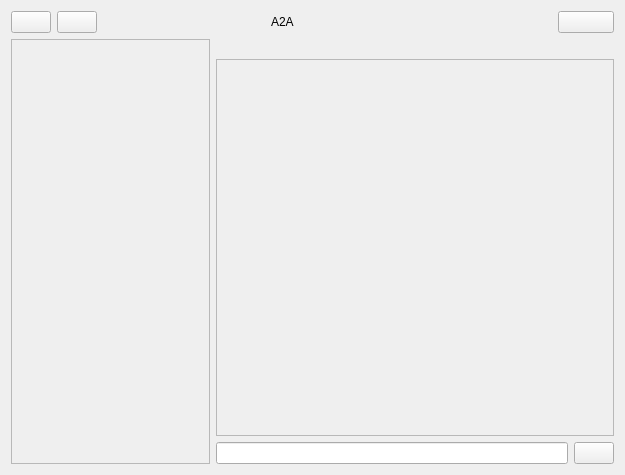
Above: client/users/ui_files/main.ui from KorvinThePoet/A2A before the change. Below: the same form after it.
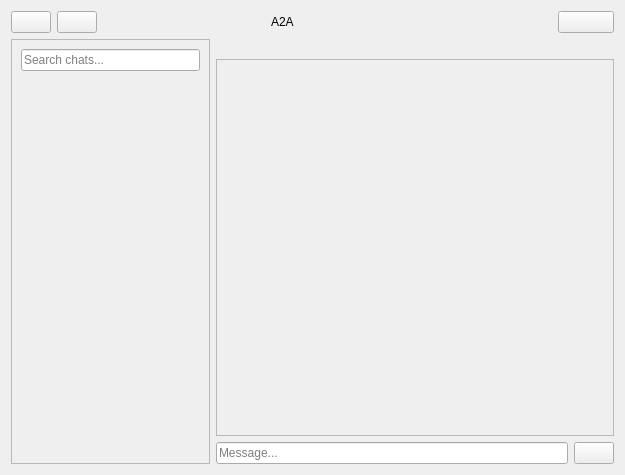
That is the form after the change. Icons and pictures are not drawn.

Commit message: добавил поиск

Diff of the .ui file:
```diff
--- a/client/users/ui_files/main.ui
+++ b/client/users/ui_files/main.ui
@@ -208,6 +208,19 @@
            </rect>
           </property>
           <layout class="QVBoxLayout" name="verticalLayout_4">
+           <item>
+            <widget class="QLineEdit" name="chat_search_input">
+             <property name="dragEnabled">
+              <bool>false</bool>
+             </property>
+             <property name="placeholderText">
+              <string>Search chats...</string>
+             </property>
+             <property name="clearButtonEnabled">
+              <bool>true</bool>
+             </property>
+            </widget>
+           </item>
            <item>
             <spacer name="verticalSpacer">
              <property name="orientation">
@@ -272,7 +285,17 @@
          <item>
           <layout class="QHBoxLayout" name="horizontalLayout" stretch="10,1">
            <item>
-            <widget class="QLineEdit" name="message"/>
+            <widget class="QLineEdit" name="message">
+             <property name="maximumSize">
+              <size>
+               <width>16777215</width>
+               <height>16777215</height>
+              </size>
+             </property>
+             <property name="placeholderText">
+              <string>Message...</string>
+             </property>
+            </widget>
            </item>
            <item>
             <widget class="QPushButton" name="run">
```
Left out of the diff: 2 changed lines with no effect on the pictures. The commit also changes 1 other file.
